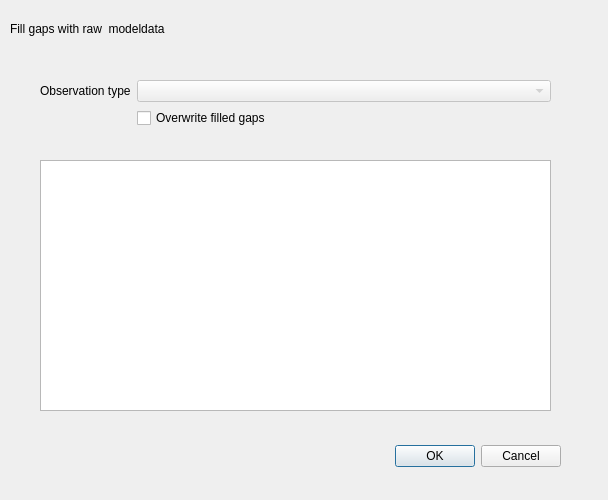
vergauwenthomas/MetObs_GUI, file metobs_gui/gf_page/raw_modeldata_settings_dialog.ui: the form before one commit.
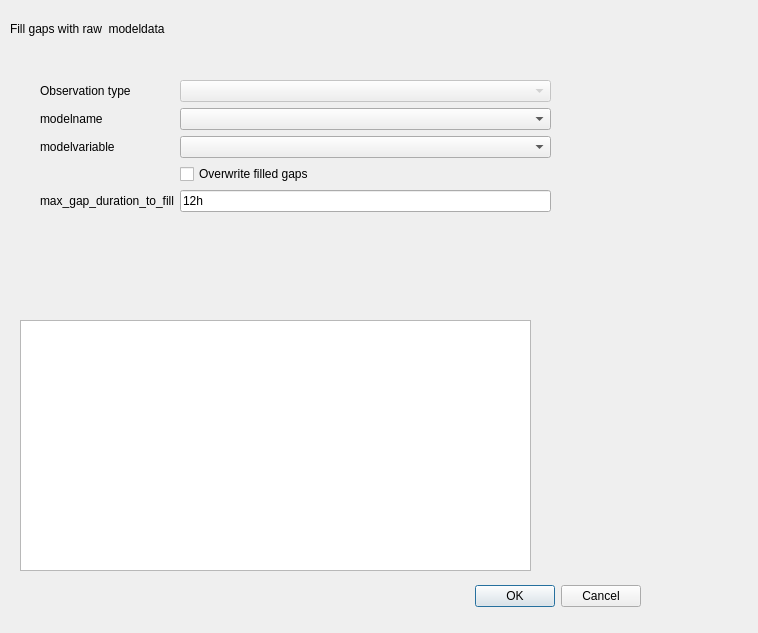
The form after the commit.

The edit to the form file:
```diff
--- a/metobs_gui/gf_page/raw_modeldata_settings_dialog.ui
+++ b/metobs_gui/gf_page/raw_modeldata_settings_dialog.ui
@@ -6,8 +6,8 @@
    <rect>
     <x>0</x>
     <y>0</y>
-    <width>608</width>
-    <height>500</height>
+    <width>758</width>
+    <height>633</height>
    </rect>
   </property>
   <property name="windowTitle">
@@ -16,8 +16,8 @@
   <widget class="QDialogButtonBox" name="buttonBox">
    <property name="geometry">
     <rect>
-     <x>-60</x>
-     <y>440</y>
+     <x>20</x>
+     <y>580</y>
      <width>621</width>
      <height>32</height>
     </rect>
@@ -48,7 +48,7 @@
      <x>40</x>
      <y>80</y>
      <width>511</width>
-     <height>81</height>
+     <height>201</height>
     </rect>
    </property>
    <layout class="QFormLayout" name="formLayout">
@@ -66,20 +66,54 @@
       </property>
      </widget>
     </item>
-    <item row="1" column="1">
+    <item row="3" column="1">
      <widget class="QCheckBox" name="overwrite_box">
       <property name="text">
        <string>Overwrite filled gaps</string>
       </property>
      </widget>
     </item>
+    <item row="1" column="1">
+     <widget class="QComboBox" name="modelnamespinner"/>
+    </item>
+    <item row="2" column="1">
+     <widget class="QComboBox" name="modelvariablespinner"/>
+    </item>
+    <item row="1" column="0">
+     <widget class="QLabel" name="label_3">
+      <property name="text">
+       <string>modelname</string>
+      </property>
+     </widget>
+    </item>
+    <item row="2" column="0">
+     <widget class="QLabel" name="label_4">
+      <property name="text">
+       <string>modelvariable</string>
+      </property>
+     </widget>
+    </item>
+    <item row="4" column="1">
+     <widget class="QLineEdit" name="max_gap_duration">
+      <property name="text">
+       <string>12h</string>
+      </property>
+     </widget>
+    </item>
+    <item row="4" column="0">
+     <widget class="QLabel" name="label_5">
+      <property name="text">
+       <string>max_gap_duration_to_fill</string>
+      </property>
+     </widget>
+    </item>
    </layout>
   </widget>
   <widget class="QTextBrowser" name="doc">
    <property name="geometry">
     <rect>
-     <x>40</x>
-     <y>160</y>
+     <x>20</x>
+     <y>320</y>
      <width>511</width>
      <height>251</height>
     </rect>
```
